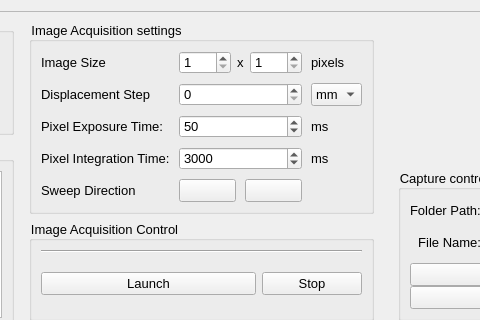
Above: gui/views/microRamanViewUi.ui from PyMarc2/OceanOpticsSpectroViewer before the change; both pictures show x 319 to 799 and y 0 to 320 of the 1003 by 748 pixel window. Below: the same form after it.
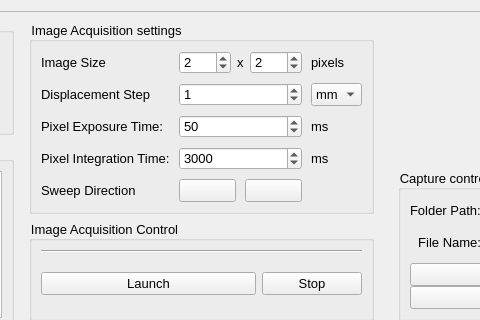
That is the form after the change. Custom widgets are drawn as their Qt base class.

Commit message: origin values for image size and step changed

```diff
--- a/gui/views/microRamanViewUi.ui
+++ b/gui/views/microRamanViewUi.ui
@@ -298,7 +298,11 @@
                <number>9</number>
               </property>
               <item row="1" column="1">
-               <widget class="QSpinBox" name="sb_step"/>
+               <widget class="QSpinBox" name="sb_step">
+                <property name="value">
+                 <number>1</number>
+                </property>
+               </widget>
               </item>
               <item row="1" column="2">
                <widget class="QComboBox" name="cmb_magnitude">
@@ -412,7 +416,7 @@
                     <number>999</number>
                    </property>
                    <property name="value">
-                    <number>1</number>
+                    <number>2</number>
                    </property>
                   </widget>
                  </item>
@@ -438,7 +442,7 @@
                     <number>999</number>
                    </property>
                    <property name="value">
-                    <number>1</number>
+                    <number>2</number>
                    </property>
                   </widget>
                  </item>
```
